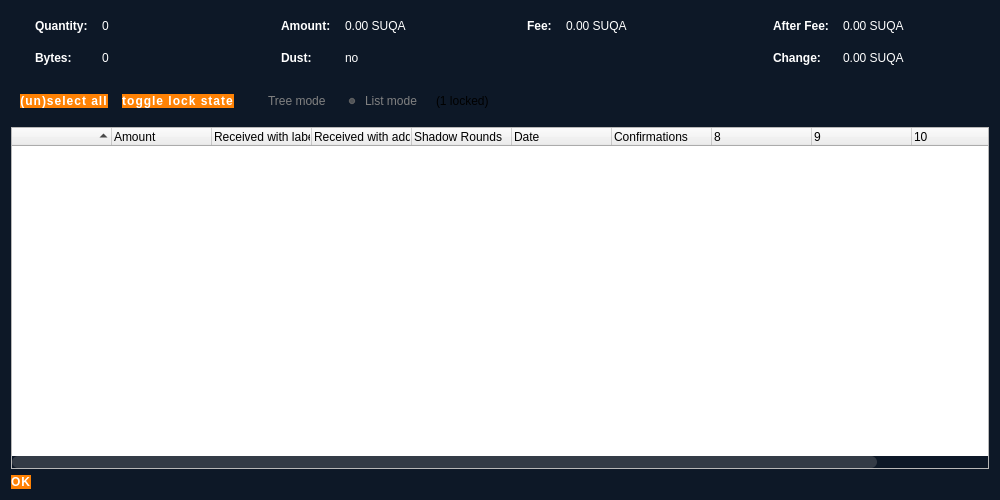
This is src/qt/forms/coincontroldialog.ui in barrystyle/SUQA-0.17.1 as Qt 5 draws it before an edit. The edited form follows.
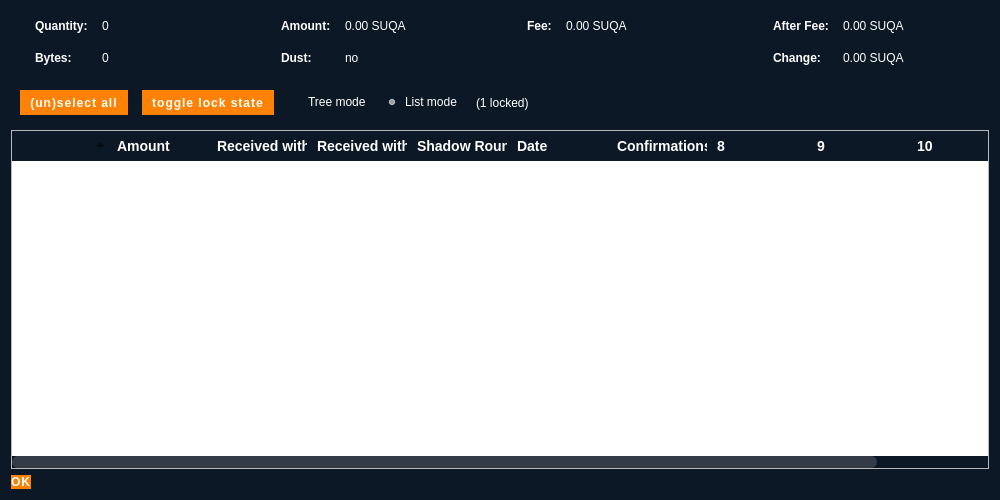
This is the edited form. Icons and pictures are not drawn. Custom widgets are drawn as their Qt base class.

What changed in the file:
```diff
--- a/src/qt/forms/coincontroldialog.ui
+++ b/src/qt/forms/coincontroldialog.ui
@@ -14,151 +14,135 @@
    <string>Coin Selection</string>
   </property>
   <property name="styleSheet">
-   <string notr="true">QDialog#CoinControlDialog {
-background-color :#0d1827;
-color: #ffffff;
-}
+   <string notr="true"> /*******   BGcolor #0d1827  Orange #FF8204 */
 
-QDialog#CoinControlDialog .QLabel#labelCoinControlQuantityText {
-	/* Coin Control Quantity Label */
-	min-height: 30px;
-	padding-left: 15px;
-color : #fff;
-}
-QDialog#CoinControlDialog .QLabel#labelCoinControlQuantity {
-	/* Coin Control Quantity */
-	min-height: 30px;
-color : #fff;
-}
-QDialog#CoinControlDialog .QLabel#labelCoinControlBytesText {
-	/* Coin Control Bytes Label */
-	padding-left: 15px;
-color : #fff;
-}
-QDialog#CoinControlDialog .QLabel#labelCoinControlBytes {
-	/* Coin Control Bytes */
-color : #fff;
-}
-QDialog#CoinControlDialog .QLabel#labelCoinControlAmountText {
-	/* Coin Control Amount Label */
-	min-height: 30px;
-	padding-left: 15px;
-color : #fff;
-}
-QDialog#CoinControlDialog .QLabel#labelCoinControlAmount {
-	/* Coin Control Amount */
-	min-height: 30px;
-color : #fff;
-}
-QDialog#CoinControlDialog .QLabel#labelCoinControlPriorityText {
-	/* Coin Control Priority Label */
-	padding-left: 15px;
-color : #fff;
-}
-QDialog#CoinControlDialog .QLabel#labelCoinControlPriority {
-	/* Coin Control Priority */
-color : #fff;
-}
-QDialog#CoinControlDialog .QLabel#labelCoinControlFeeText {
-	/* Coin Control Fee Label */
-	min-height: 30px;
-	padding-left: 15px;
-color : #fff;
-}
-QDialog#CoinControlDialog .QLabel#labelCoinControlFee {
-	/* Coin Control Fee */
-	min-height: 30px;
-color : #fff;
-}
-QDialog#CoinControlDialog .QLabel#labelCoinControlLowOutputText {
-	/* Coin Control Low Output Label */
-	padding-left: 15px;
-color : #fff;
-}
-QDialog#CoinControlDialog .QLabel#labelCoinControlLowOutput {
-	/* Coin Control Low Output */
+QDialog#CoinControlDialog { /* Coin Control Dialog Window */
+  background-color:#0d1827;
+  color:#ffffff;
+  }
+  
+  QDialog#CoinControlDialog .QLabel#labelCoinControlQuantityText { /* Coin Control Quantity Label */
+  min-height:30px;
+  padding-left:15px;
+  color:#ffffff;
+  }
+  
+  QDialog#CoinControlDialog .QLabel#labelCoinControlQuantity { /* Coin Control Quantity */
+    color:#ffffff;
+  min-height:30px;
+  }
+  
+  QDialog#CoinControlDialog .QLabel#labelCoinControlBytesText { /* Coin Control Bytes Label */
+  padding-left:15px;
+  color:#ffffff;
+  }
+  
+  QDialog#CoinControlDialog .QLabel#labelCoinControlBytes { /* Coin Control Bytes */
+    color:#ffffff;
+  }
+  
+  QDialog#CoinControlDialog .QLabel#labelCoinControlAmountText { /* Coin Control Amount Label */
+  min-height:30px;
+  padding-left:15px;
+  color:#ffffff;
+  }
+  
+  QDialog#CoinControlDialog .QLabel#labelCoinControlAmount { /* Coin Control Amount */
+  min-height:30px;
+  color:#ffffff;
+  }
+  
+  QDialog#CoinControlDialog .QLabel#labelCoinControlPriorityText { /* Coin Control Priority Label */
+  padding-left:15px;
+  color:#ffffff;
+  }
+  
+  QDialog#CoinControlDialog .QLabel#labelCoinControlPriority { /* Coin Control Priority */
+    color:#ffffff;
+  }
+  
+  QDialog#CoinControlDialog .QLabel#labelCoinControlFeeText { /* Coin Control Fee Label */
+  min-height:30px;
+  padding-left:15px;
+  color:#ffffff;
+  }
+  
+  QDialog#CoinControlDialog .QLabel#labelCoinControlFee { /* Coin Control Fee */
+  min-height:30px;
+  color:#ffffff;
+  }
+  
+  QDialog#CoinControlDialog .QLabel#labelCoinControlLowOutputText { /* Coin Control Low Output Label */
+  padding-left:15px;
+  color:#ffffff;
+  }
+  
+  QDialog#CoinControlDialog .QLabel#labelCoinControlLowOutput { /* Coin Control Low Output */
+    color:#ffffff;
+  }
+  
+  QDialog#CoinControlDialog .QLabel#labelCoinControlAfterFeeText { /* Coin Control After Fee Label */
+  min-height:30px;
+  padding-left:15px;
+  color:#ffffff;
+  }
+  
+  QDialog#CoinControlDialog .QLabel#labelCoinControlAfterFee { /* Coin Control After Fee */
+  min-height:30px;
+  color:#ffffff;
+  }
+  
+  QDialog#CoinControlDialog .QLabel#labelCoinControlChangeText { /* Coin Control Change Label */
+  padding-left:15px;
+  color:#ffffff;
+  }
+  
+  QDialog#CoinControlDialog .QLabel#labelCoinControlChange { /* Coin Control Change */
+    color:#ffffff;
+  }
+ 
 
-color : #fff;
-}
-QDialog#CoinControlDialog .QLabel#labelCoinControlAfterFeeText {
-	/* Coin Control After Fee Label */
-	min-height: 30px;
-	padding-left: 15px;
-color : #fff;
-}
-QDialog#CoinControlDialog .QLabel#labelCoinControlAfterFee {
-	/* Coin Control After Fee */
-	min-height: 30px;
-color : #fff;
-}
-QDialog#CoinControlDialog .QLabel#labelCoinControlChangeText {
-	/* Coin Control Change Label */
-	padding-left: 15px;
-color : #fff;
-}
-QDialog#CoinControlDialog .QLabel#labelCoinControlChange {
-	/* Coin Control Change */
-color : #fff;
-}
-QDialog#CoinControlDialog .QFrame#frame .QRadioButton#radioTreeMode {
-	/* Coin Control Tree Mode Selector */
-	color: #818181;
-	background-color: transparent;
-}
-QDialog#CoinControlDialog .QFrame#frame .QRadioButton#radioListMode {
-	/* Coin Control List Mode Selector */
-	color: #818181;
-	background-color: transparent;
-}
-QDialog#CoinControlDialog QHeaderView::section:first {
-	/* Bug Fix: the number &quot;1&quot; displays in this table for some reason... */
-	color: transparent;
-}
-QDialog#CoinControlDialog .CoinControlTreeWidget#treeWidget {
-	/* Coin Control Widget Container */
-	outline: 0;
-	background-color: #1C3455;
-	border: 0;
-	alternate-background-color: transparent;
-}
-QDialog#CoinControlDialog .CoinControlTreeWidget#treeWidget::item {
-	background-color:transparent;
-	color:white;
-	padding-left:0;
-	border-bottom: 1px solid rgba(255, 255, 255, 0.05);
-} 
+QDialog#CoinControlDialog .QLabel#labelLocked { /* Coin Control Change */
+    color:#ffffff;
+  }
 
-QDialog#CoinControlDialog .CoinControlTreeWidget#treeWidget::item:selected {
-	/* Coin Control Item (selected) */
-	background-color: #313d4b;
-	color: #fff;
-}
-QDialog#CoinControlDialog .CoinControlTreeWidget#treeWidget::item:checked {
-	/* Coin Control Item (checked) */
-	background-color: transparent;
-	color: #fff;
-}
-QDialog#CoinControlDialog .CoinControlTreeWidget#treeWidget::branch:selected {
-	/* Coin Control Branch Icon */
-	/* background-image: url(':/images/qtreeview_selected');
-	background-repeat: no-repeat;
-	background-position: center;
-	background-color: transparent; */
-	background:none;
-	color: #333;
-}
-QDialog#CoinControlDialog .CoinControlTreeWidget#treeWidget::branch:checked {
-	/* Coin Control Branch Icon */
-	/* background-image: url(':/images/qtreeview_selected');
-	background-repeat: no-repeat;
-	background-position: center;
-	background-color: #f7f7f7; */
-	background:none;
-	color: #333;
-}
-QDialog#CoinControlDialog .CoinControlTreeWidget#treeWidget::seperator {} QDialog#CoinControlDialog .CoinControlTreeWidget#treeWidget::indicator {
-	/* Coin Control Widget Checkbox */
-}
+
+  QDialog#CoinControlDialog .QFrame#frame .QPushButton#pushButtonSelectAll { /* (un)select all button */
+  padding-left:10px;
+  padding-right:10px;
+  min-height:25px;
+  }
+  
+  QDialog#CoinControlDialog .QFrame#frame .QPushButton#pushButtonToggleLock { /* Toggle lock state button */
+  padding-left:10px;
+  padding-right:10px;
+  min-height:25px;
+  }
+  
+  QDialog#CoinControlDialog .QDialogButtonBox#buttonBox QPushButton { /* Coin Control 'OK' button */
+  }
+  
+  QDialog#CoinControlDialog .QFrame#frame .QRadioButton#radioTreeMode { /* Coin Control Tree Mode Selector */
+  color:#ffffff;
+  background-color:transparent;
+  }
+  
+  QDialog#CoinControlDialog .QFrame#frame .QRadioButton#radioListMode { /* Coin Control List Mode Selector */
+  color:#ffffff;
+  background-color:transparent;
+  }
+  
+  QDialog#CoinControlDialog QHeaderView::section:first { /* Bug Fix: the number &quot;1&quot; displays in this table for some reason... */
+  color:transparent;
+  }
+  
+  QDialog#CoinControlDialog .CoinControlTreeWidget#treeWidget { /* Coin Control Widget Container */
+  outline:0;
+  background-color:#0d1827;
+  border:0px solid #ffffff;
+  color: #ffffff;
+  }
+  
 
 QPushButton {
 	/* Global Button Style */
@@ -184,6 +168,46 @@
 	border: 1px solid #333;
 }
 
+
+
+QTreeView::indicator:unchecked {
+image:url(':/images/unchecked');
+}
+
+QTreeView::indicator:checked {
+image:url(':/images/checked');
+}
+
+QTreeView::branch {
+    background-color: transparent;
+}
+QTreeView::branch:open {
+image:url(':/images/downArrow_small');
+}
+QTreeView::branch:closed:has-children {
+image:url(':/images/rightArrow_small'); 
+
+}
+
+QFrame#frame  {
+border : none;
+}
+
+QHeaderView { /* Table Header */
+background-color:transparent;
+}
+
+QHeaderView::section { /* Table Header Sections */
+background-color: transparent;
+color: #fff;
+min-height:30px;
+font-weight: bold;
+font-size: 14px;
+border: 0;
+padding-left: 5px;
+padding-right: 5px;
+}
+
 QScrollBar {
 	/* Scroll Bar */
 }
@@ -193,7 +217,7 @@
 	background: transparent;
 	width: 12px;
     margin: 0;
-    
+
 }
 QScrollBar:horizontal {
 	/* Horizontal Scroll Bar Attributes */
@@ -202,7 +226,7 @@
 	height: 12px;
     /* margin: 0px 18px 0px 18px; */
     margin:0;
-    
+
 }
 QScrollBar::handle:vertical {
 	/* Scroll Bar Slider - vertical */
@@ -211,8 +235,8 @@
     min-height:50px;
     width:3px;
     /* border:2px solid transparent; */
-    
-	
+
+
 }
 
 QScrollBar::handle:horizontal {
@@ -287,38 +311,7 @@
     /* background-image: url(':/images/rightArrow_small'); */
     background: none;
 }
-QSlider::handle:horizontal {
-	background-color: #8a8a8a;
-	border: 0;
-	border-radius: 6px;
-}
-QSlider::sub-page:horizontal {
-	background-color: #414a55;
-	border: 0;
-	border-radius: 6px;
-}
-QSlider::add-page:horizontal {
-	/* background-color:rgba(255, 255, 255, 0.08); */
-	background-color: #222d3a;
-	border: 0;
-	border-radius: 6px;
-}
-/**************************** HIDE ARROWS **********************************************/
-
-QScrollBar::add-line:vertical {
-	height: 0px;
-}
-QScrollBar::sub-line:vertical {
-	height: 0px;
-}
-QScrollBar::add-page:vertical,
-QScrollBar::sub-page:vertical {
-	height: 0px;
-}
-
-QFrame#frame {
-border:0;
-}</string>
+</string>
   </property>
   <layout class="QVBoxLayout" name="verticalLayout">
    <item>
```
